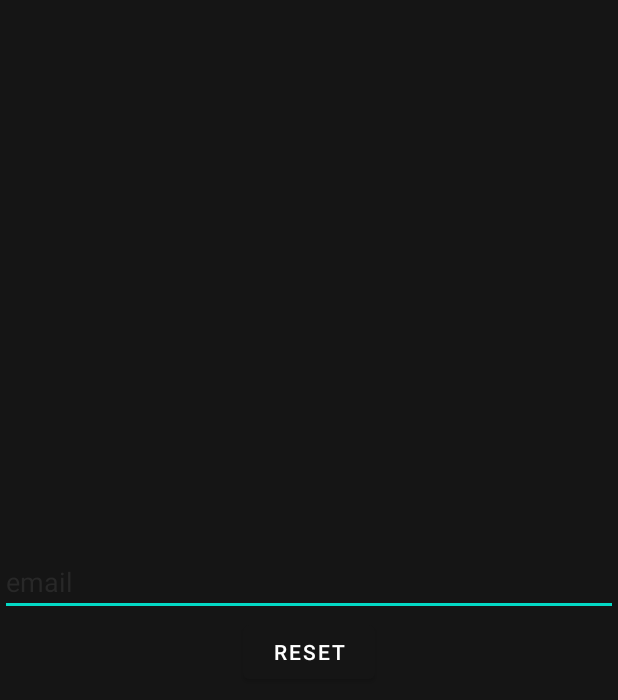
After one commit to parisgiakoum/MovIeT-Android_Movie_Experience, an Android app: the RetrievePasswordActivity screen opened directly, with no data from a screen before it, on a phone screen of 412 x 824 dp. The commit adds this screen. Shown: the top 700 px of the screen. Run offline under Robolectric (Android 15) with nearby library versions, the phone set to English and light mode, and no system bars; our stand-ins replace Firebase (no records; nobody signed in at launch, a user with empty details on screens opened directly).

Commit message:
Implemented forgot password

```diff
--- a/app/src/main/AndroidManifest.xml
+++ b/app/src/main/AndroidManifest.xml
@@ -11,6 +11,9 @@
         android:roundIcon="@mipmap/ic_launcher_round"
         android:supportsRtl="true"
         android:theme="@style/Theme.Moviet">
+        <activity
+            android:name=".Authentication.RetrievePasswordActivity"
+            android:exported="false" />
         <activity
             android:name=".Authentication.TestAuthenticationFunctionalities"
             android:exported="false" />
--- /dev/null
+++ b/app/src/main/java/com/regen21/moviet/Authentication/RetrievePasswordActivity.java
@@ -0,0 +1,70 @@
+package com.regen21.moviet.Authentication;
+
+import androidx.annotation.NonNull;
+import androidx.appcompat.app.AppCompatActivity;
+
+import android.os.Bundle;
+import android.util.Patterns;
+import android.view.View;
+import android.widget.Button;
+import android.widget.EditText;
+import android.widget.Toast;
+
+import com.google.android.gms.tasks.OnCompleteListener;
+import com.google.android.gms.tasks.Task;
+import com.google.firebase.auth.FirebaseAuth;
+import com.regen21.moviet.R;
+
+public class RetrievePasswordActivity extends AppCompatActivity {
+
+    private EditText editTextEmail;
+    private Button resetBtn;
+
+    FirebaseAuth auth;
+
+    @Override
+    protected void onCreate(Bundle savedInstanceState) {
+        super.onCreate(savedInstanceState);
+        setContentView(R.layout.activity_retrieve_password);
+
+        editTextEmail = findViewById(R.id.email);
+        resetBtn = findViewById(R.id.reset);
+
+        auth = FirebaseAuth.getInstance();
+
+        resetBtn.setOnClickListener(new View.OnClickListener() {
+            @Override
+            public void onClick(View v) {
+                resetPassword();
+            }
+        });
+    }
+
+    private void resetPassword() {
+        String email = editTextEmail.getText().toString().trim();
+
+        if (email.isEmpty()) {
+            editTextEmail.setError("Email is required!");
+            editTextEmail.requestFocus();
+            return;
+        }
+
+        if (!Patterns.EMAIL_ADDRESS.matcher(email).matches()) {
+            editTextEmail.setError("Please provide a valid email");
+            editTextEmail.requestFocus();
+            return;
+        }
+
+        auth.sendPasswordResetEmail(email).addOnCompleteListener(new OnCompleteListener<Void>() {
+            @Override
+            public void onComplete(@NonNull Task<Void> task) {
+                if (task.isSuccessful()) {
+                    Toast.makeText(RetrievePasswordActivity.this, "Check your email to reset your password", Toast.LENGTH_LONG).show();
+                }
+                else {
+                    Toast.makeText(RetrievePasswordActivity.this, "Try Again! Something went wrong", Toast.LENGTH_LONG).show();
+                }
+            }
+        });
+    }
+}
--- /dev/null
+++ b/app/src/main/res/layout/activity_retrieve_password.xml
@@ -0,0 +1,35 @@
+<?xml version="1.0" encoding="utf-8"?>
+<androidx.constraintlayout.widget.ConstraintLayout xmlns:android="http://schemas.android.com/apk/res/android"
+    xmlns:app="http://schemas.android.com/apk/res-auto"
+    xmlns:tools="http://schemas.android.com/tools"
+    android:layout_width="match_parent"
+    android:layout_height="match_parent"
+    tools:context=".Authentication.RetrievePasswordActivity">
+
+    <EditText
+        android:id="@+id/email"
+        android:layout_width="match_parent"
+        android:layout_height="wrap_content"
+        android:hint="email"
+        android:textColorHint="@color/grey"
+        android:textColor="@color/white"
+        android:inputType="textEmailAddress"
+        app:layout_constraintLeft_toLeftOf="parent"
+        app:layout_constraintRight_toRightOf="parent"
+        app:layout_constraintTop_toTopOf="parent"
+        app:layout_constraintBottom_toTopOf="@id/reset"
+        app:layout_constraintVertical_chainStyle="packed"/>
+
+    <Button
+        android:id="@+id/reset"
+        android:layout_width="wrap_content"
+        android:layout_height="wrap_content"
+        android:text="RESET"
+        app:layout_constraintLeft_toLeftOf="parent"
+        app:layout_constraintRight_toRightOf="parent"
+        app:layout_constraintTop_toBottomOf="@id/email"
+        app:layout_constraintBottom_toBottomOf="parent" />
+
+
+
+</androidx.constraintlayout.widget.ConstraintLayout>
```
Also changed, not shown: app/src/main/java/com/regen21/moviet/Authentication/LoginActivity.java (+17 -8 lines).
